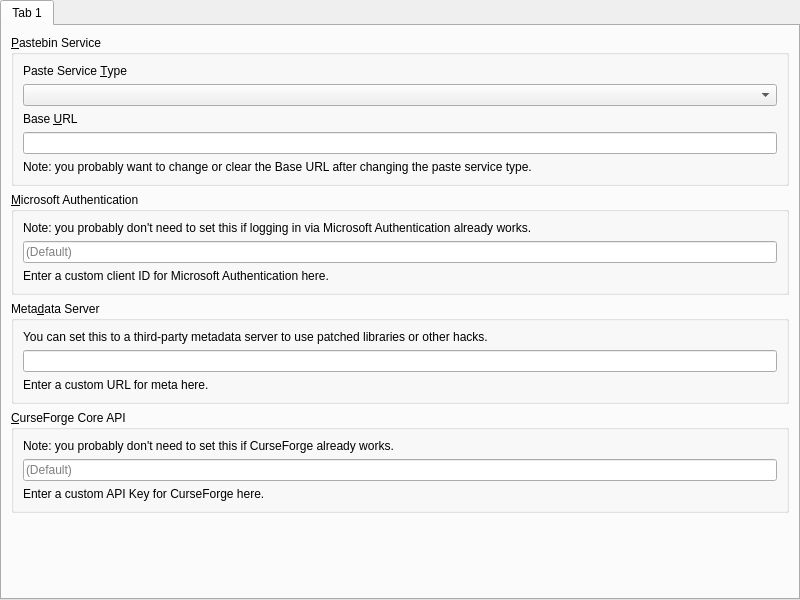
FreesmTeam/FreesmLauncher, file launcher/ui/pages/global/APIPage.ui: the form before one commit.
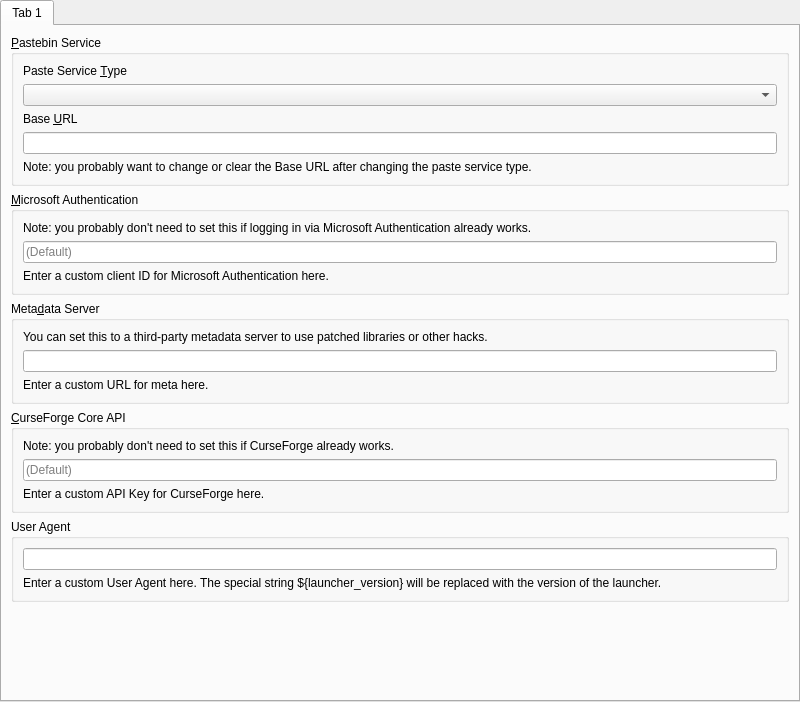
The form after the commit.

Commit message: feat: custom user-agent

The edit to the form file:
```diff
--- a/launcher/ui/pages/global/APIPage.ui
+++ b/launcher/ui/pages/global/APIPage.ui
@@ -7,7 +7,7 @@
     <x>0</x>
     <y>0</y>
     <width>800</width>
-    <height>600</height>
+    <height>702</height>
    </rect>
   </property>
   <layout class="QVBoxLayout" name="verticalLayout">
@@ -220,6 +220,31 @@
          </layout>
         </widget>
        </item>
+       <item>
+        <widget class="QGroupBox" name="groupBox_ua">
+         <property name="minimumSize">
+          <size>
+           <width>0</width>
+           <height>0</height>
+          </size>
+         </property>
+         <property name="title">
+          <string>User Agent</string>
+         </property>
+         <layout class="QVBoxLayout" name="verticalLayout_7">
+          <item>
+           <widget class="QLineEdit" name="userAgentLineEdit"/>
+          </item>
+          <item>
+           <widget class="QLabel" name="userAgentLabel">
+            <property name="text">
+             <string>Enter a custom User Agent here. The special string ${launcher_version} will be replaced with the version of the launcher.</string>
+            </property>
+           </widget>
+          </item>
+         </layout>
+        </widget>
+       </item>
        <item>
         <spacer name="verticalSpacer">
          <property name="orientation">
```
The commit also changes 8 other files.
